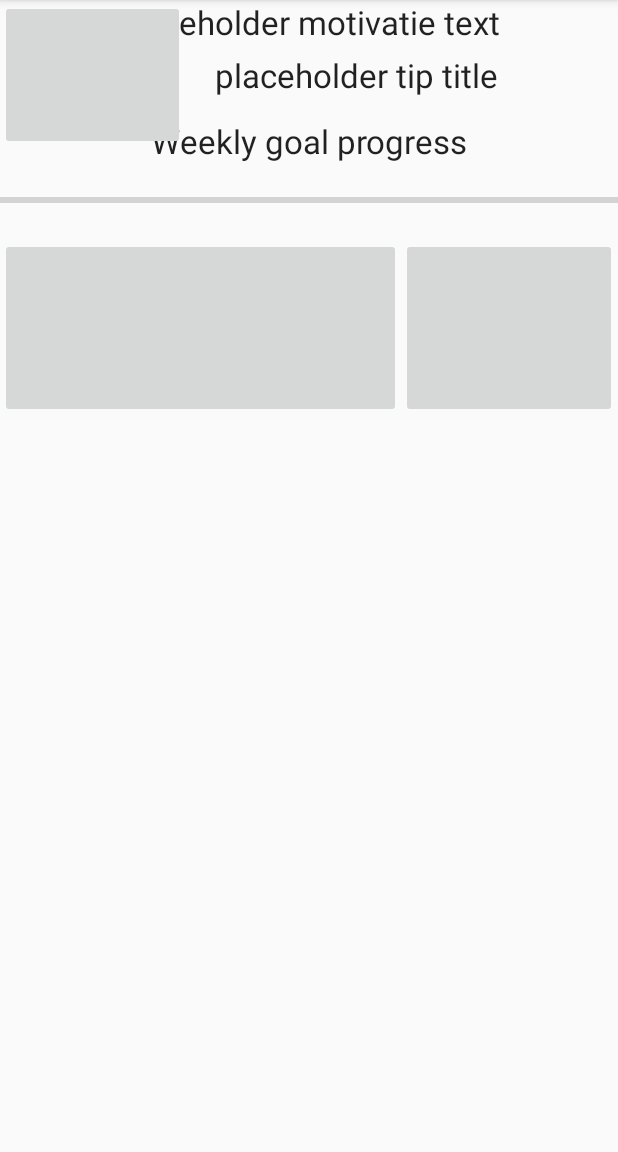
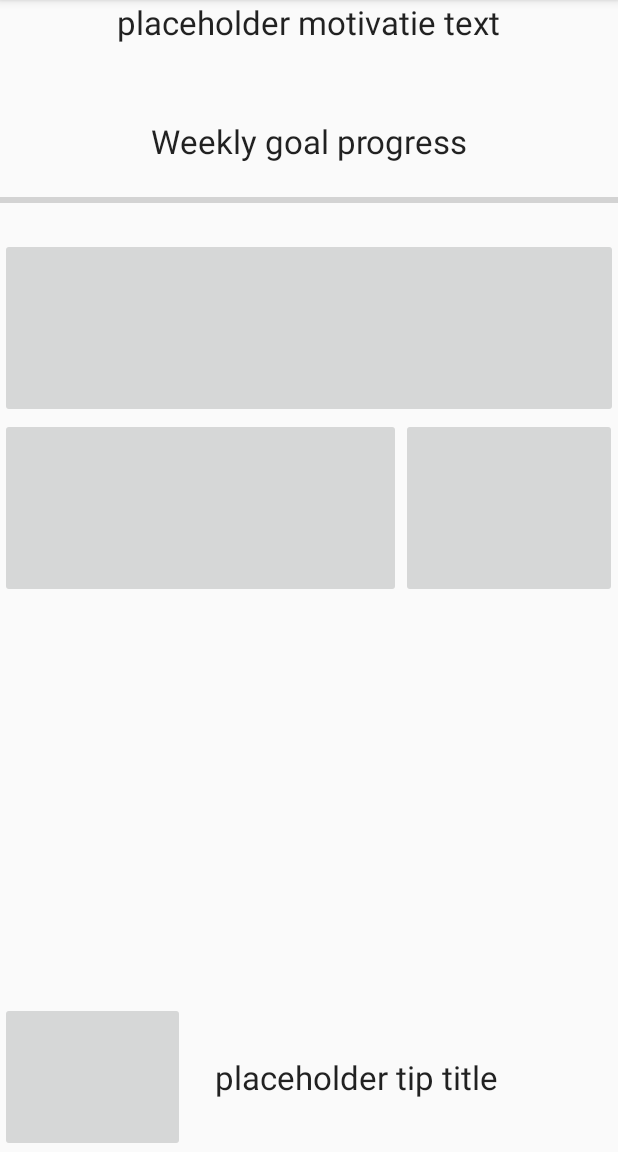
Before and after one commit to GoGoris/Health-tips, an Android app: the HomeActivity screen opened directly, with no data from a screen before it, on a phone screen of 412 x 824 dp, the part 84-1236 px from its top. Run offline under Robolectric (Android 15) with nearby library versions, the phone set to English and light mode, and no system bars; 4 statements that could not run were skipped.

Commit message:
revert layout

```diff
--- a/app/src/main/res/layout/activity_home_joni.xml
+++ b/app/src/main/res/layout/activity_home_joni.xml
@@ -40,7 +40,7 @@
 
         <ImageButton
             android:layout_width="fill_parent"
-            android:layout_height="0dp"
+            android:layout_height="120dp"
             android:id="@+id/lopenButton"
             android:layout_weight="0" />
 
@@ -62,6 +62,13 @@
                 android:id="@+id/etenButton"/>
         </LinearLayout>
     </LinearLayout>
+
+    <RelativeLayout
+        android:layout_width="match_parent"
+        android:layout_height="wrap_content"
+        android:id="@+id/bottomRelativeLayout"
+        android:layout_alignParentBottom="true"
+        >
 
         <LinearLayout
             android:orientation="horizontal"
@@ -88,4 +95,6 @@
                 />
 
         </LinearLayout>
+
+    </RelativeLayout>
 </RelativeLayout>
```
